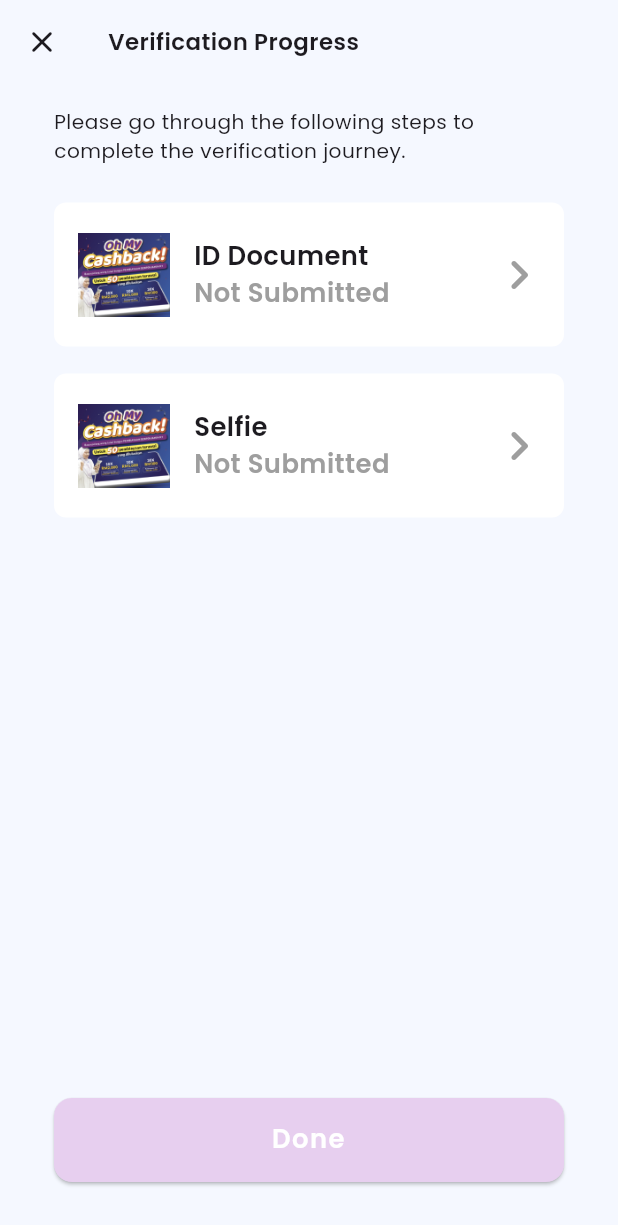
After one commit to rhanifrizal/flutter-training, a Flutter app: the AutoSizeFont screen opened directly, on a phone screen of 412 x 824 dp. The commit adds this screen. Shown: the top 1225 px of the screen. Run offline on Flutter 3.47's test engine with Material 3 defaults, Android fonts, the phone set to English and light mode, and no system bars; our stand-ins replace carousel_slider, flutter_advanced_switch, flutter_bloc, sizer.

Commit message:
exercise screens

```diff
--- /dev/null
+++ b/lib/features/exercise/screens/auto_size_font.dart
@@ -0,0 +1,156 @@
+import 'package:flutter/material.dart';
+import 'package:sizer/sizer.dart';
+
+class AutoSizeFont extends StatelessWidget {
+  const AutoSizeFont({super.key});
+
+  @override
+  Widget build(BuildContext context) {
+    return Sizer(builder:
+      (context, orientation, screenType) {
+        return Scaffold(
+          backgroundColor: const Color(0xFFF5F8FF),
+          appBar: appBar(context),
+          body: Padding(
+            padding: const EdgeInsets.symmetric(vertical: 16, horizontal: 36),
+            child: Column(
+              children: [
+                Expanded(
+                  child: ListView(
+                    children: [
+                      Text(
+                        'Please go through the following steps to complete the verification journey.',
+                        style: TextStyle(
+                          fontFamily: 'Poppins',
+                          fontWeight: FontWeight.w400,
+                          fontSize: 15.sp,
+                          letterSpacing: 0.3,
+                        ),
+                      ),
+                      const SizedBox(height: 25),
+                      ListTile(
+                        tileColor: Colors.white,
+                        shape: RoundedRectangleBorder(
+                          borderRadius: BorderRadius.circular(8),
+                        ),
+                        titleAlignment: ListTileTitleAlignment.center,
+                        contentPadding: const EdgeInsets.fromLTRB(16, 12, 10, 12),
+                        leading: Image.asset('assets/banner.png'),
+                        title: Text(
+                          'ID Document',
+                          style: TextStyle(
+                            fontFamily: 'Poppins',
+                            fontWeight: FontWeight.w600,
+                            fontSize: 17.sp,
+                            letterSpacing: 0.3,
+                          ),
+                        ),
+                        subtitle: Text(
+                          'Not Submitted',
+                          style: TextStyle(
+                            color: Colors.grey,
+                            fontFamily: 'Poppins',
+                            fontWeight: FontWeight.w600,
+                            fontSize: 17.sp,
+                            letterSpacing: 0.3,
+                          ),
+                        ),
+                        trailing: const Icon(
+                          Icons.chevron_right_rounded,
+                          size: 40,
+                          color: Colors.grey,
+                        ),
+                      ),
+                      const SizedBox(height: 18),
+                      ListTile(
+                        tileColor: Colors.white,
+                        shape: RoundedRectangleBorder(
+                          borderRadius: BorderRadius.circular(8),
+                        ),
+                        titleAlignment: ListTileTitleAlignment.center,
+                        contentPadding: const EdgeInsets.fromLTRB(16, 12, 10, 12),
+                        leading: Image.asset('assets/banner.png'),
+                        title: Text(
+                          'Selfie',
+                          style: TextStyle(
+                            fontFamily: 'Poppins',
+                            fontWeight: FontWeight.w600,
+                            fontSize: 17.sp,
+                            letterSpacing: 0.3,
+                          ),
+                        ),
+                        subtitle: Text(
+                          'Not Submitted',
+                          style: TextStyle(
+                            color: Colors.grey,
+                            fontFamily: 'Poppins',
+                            fontWeight: FontWeight.w600,
+                            fontSize: 17.sp,
+                            letterSpacing: 0.3,
+                          ),
+                        ),
+                        trailing: const Icon(
+                          Icons.chevron_right_rounded,
+                          size: 40,
+                          color: Colors.grey,
+                        ),
+                      ),
+                    ],
+                  ),
+                ),
+                SizedBox(
+                  width: double.infinity,
+                  height: 56,
+                  child: ElevatedButton(
+                    onPressed: () {},
+                    style: ElevatedButton.styleFrom(
+                        // splashFactory: isChecked ? InkSplash.splashFactory : NoSplash.splashFactory,
+                        // backgroundColor: isChecked ? const Color(0xFFBB52C2) : Colors.grey,
+                        // backgroundColor: const Color(0xFFBB52C2),
+                        backgroundColor: const Color(0xFFE7CFEF),
+                        shape: RoundedRectangleBorder(
+                          borderRadius: BorderRadius.circular(12),
+                        )
+                    ),
+                    child: Text(
+                      'Done',
+                      textAlign: TextAlign.center,
+                      style: TextStyle(
+                        fontFamily: 'Poppins',
+                        fontWeight: FontWeight.w600,
+                        fontSize: 17.sp,
+                        letterSpacing: 1,
+                        color: Colors.white,
+                      ),
+                    ),
+                  ),
+                ),
+                const SizedBox(height: 20),
+              ],
+            ),
+          )
+        );
+      },
+    );
+  }
+
+  PreferredSizeWidget appBar(context) {
+    return AppBar(
+      forceMaterialTransparency: true,
+      automaticallyImplyLeading: false,
+      leading: IconButton(
+          onPressed: () => Navigator.of(context).pop(),
+          icon: const Icon(Icons.close_rounded)
+      ),
+      title: Text(
+        'Verification Progress',
+        style: TextStyle(
+          fontFamily: 'Poppins',
+          fontWeight: FontWeight.w600,
+          fontSize: 16.sp,
+          letterSpacing: 0.3,
+        ),
+      ),
+    );
+  }
+}
--- a/lib/features/exercise/screens/exercise_screen.dart
+++ b/lib/features/exercise/screens/exercise_screen.dart
@@ -1,4 +1,5 @@
 import 'package:flutter/material.dart';
+import 'package:flutter_training/features/exercise/screens/auto_size_font.dart';
 import 'package:flutter_training/features/exercise/screens/home_screen_1.dart';
 import 'package:flutter_training/features/exercise/screens/home_screen_2.dart';
 import 'package:flutter_training/features/exercise/screens/scan_id/scan_screen.dart';
@@ -38,6 +39,11 @@ class ExerciseScreen extends StatelessWidget {
                 onPressed: () => Navigator.of(context).push(MaterialPageRoute(builder: (_) => const HomeScreen2())),
                 child: const Text("Home Screen 2", style: TextStyle(color: Colors.white)),
               ),
+              TextButton(
+                style: TextButton.styleFrom(backgroundColor: Colors.blue),
+                onPressed: () => Navigator.of(context).push(MaterialPageRoute(builder: (_) => const AutoSizeFont())),
+                child: const Text("Auto Size Font", style: TextStyle(color: Colors.white)),
+              ),
             ],
           ),
         ),
--- a/pubspec.yaml
+++ b/pubspec.yaml
@@ -39,6 +39,7 @@ dependencies:
   flutter_advanced_switch: ^3.1.0
   carousel_slider: ^5.0.0
   intl: ^0.19.0
+  sizer: ^3.0.4
 
 dev_dependencies:
   flutter_test:
```
Also changed, not shown: pubspec.lock.
